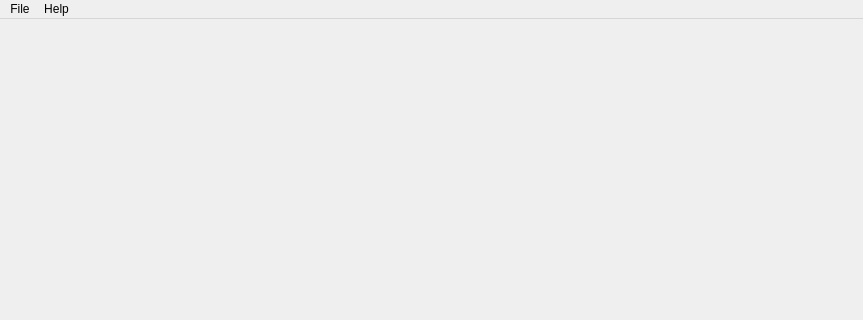
Old version of the form main.ui in the repository Natsik/S_Ch_Imaging; both pictures show x 0 to 863 and y 0 to 320 of the 863 by 557 pixel window.
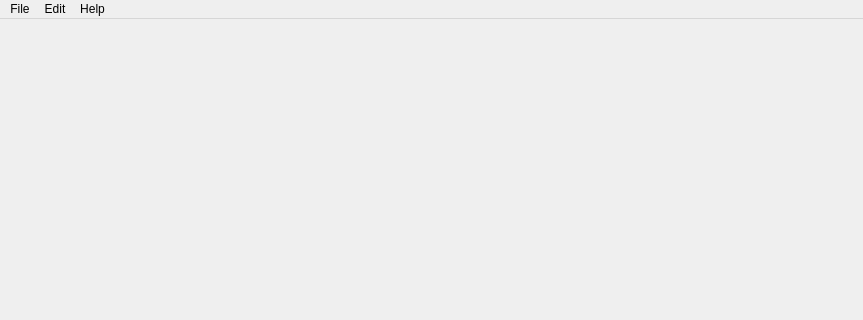
New version of the form.

```diff
--- a/main.ui
+++ b/main.ui
@@ -56,7 +56,14 @@
     </property>
     <addaction name="actionAbout"/>
    </widget>
+   <widget class="QMenu" name="menuFilters">
+    <property name="title">
+     <string>Edit</string>
+    </property>
+    <addaction name="actionGrayscale"/>
+   </widget>
    <addaction name="menuFile"/>
+   <addaction name="menuFilters"/>
    <addaction name="menuHelp"/>
   </widget>
   <widget class="QStatusBar" name="statusbar"/>
```
Left out of the diff: 8 changed lines with no effect on the pictures.
